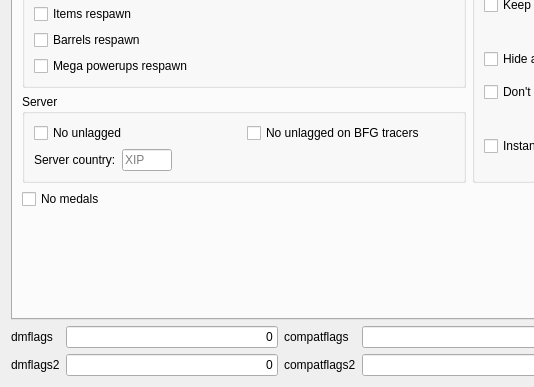
Above: src/plugins/zandronum/createserverdialogpages/flagspage.ui from DoomseekerTeam/Doomseeker before the change; both pictures show x 0 to 534 and y 181 to 568 of the 938 by 568 pixel window. Below: the same form after it.
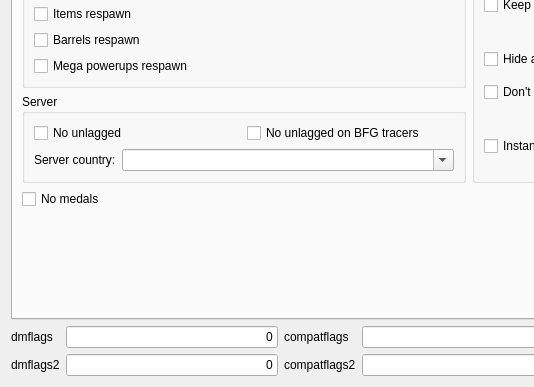
That is the form after the change. Custom widgets are drawn as their Qt base class.

Commit message:
Zandronum: country input now has auto-completion (#3938)
Use the "automatic" and "unknown" names for the special XIP and XUN values
as Zandronum supports them too and they're better readable.

What changed in the file:
```diff
--- a/src/plugins/zandronum/createserverdialogpages/flagspage.ui
+++ b/src/plugins/zandronum/createserverdialogpages/flagspage.ui
@@ -229,24 +229,15 @@
                   </widget>
                  </item>
                  <item row="0" column="1">
-                  <widget class="QLineEdit" name="leServerCountry">
-                   <property name="sizePolicy">
-                    <sizepolicy hsizetype="Minimum" vsizetype="Fixed">
-                     <horstretch>0</horstretch>
-                     <verstretch>0</verstretch>
-                    </sizepolicy>
-                   </property>
-                   <property name="maximumSize">
-                    <size>
-                     <width>50</width>
-                     <height>16777215</height>
-                    </size>
-                   </property>
+                  <widget class="QComboBox" name="cbServerCountry">
                    <property name="toolTip">
                     <string>&lt;html&gt;&lt;head/&gt;&lt;body&gt;&lt;p&gt;Zandronum 3.1 introduces the ability to server hosts to specify the country their server is located in via a new CVAR, &lt;span style=&quot; font-family:'monospace';&quot;&gt;sv_country&lt;/span&gt;. This was introduced to allow hosts to combat the inaccuracies of IP geolocation that launchers rely on. This value is specified to launchers via the new &lt;span style=&quot; font-family:'monospace';&quot;&gt;SQF2_COUNTRY&lt;/span&gt; field, which can have the following values: &lt;/p&gt;&lt;ul style=&quot;margin-top: 0px; margin-bottom: 0px; margin-left: 0px; margin-right: 0px; -qt-list-indent: 1;&quot;&gt;&lt;li style=&quot; margin-top:12px; margin-bottom:0px; margin-left:0px; margin-right:0px; -qt-block-indent:0; text-indent:0px;&quot;&gt;&lt;span style=&quot; font-weight:600;&quot;&gt;an ISO 3166-1 alpha-3 country code.&lt;/span&gt; Note that Zandronum doesn't validate whether the country code supplied in &lt;span style=&quot; font-family:'monospace';&quot;&gt;sv_country&lt;/span&gt; is a registered country code. If the launcher does not recognise the given code, then it should display the server's country as unknown.&lt;/li&gt;&lt;li style=&quot; margin-top:0px; margin-bottom:0px; margin-left:0px; margin-right:0px; -qt-block-indent:0; text-indent:0px;&quot;&gt;&lt;span style=&quot; font-weight:600;&quot;&gt;the value &lt;/span&gt;&lt;span style=&quot; font-family:'monospace'; font-weight:600;&quot;&gt;XIP&lt;/span&gt;, which suggests to the launcher that it should attempt IP geolocation to determine the server's country. The default value of &lt;span style=&quot; font-family:'monospace';&quot;&gt;sv_country&lt;/span&gt; will cause it to return this by default, to preserve existing behaviour and make it easier for casual hosts. If geolocation is unsupported, disabled, or fails, then the server's country should be displayed as unknown.&lt;/li&gt;&lt;li style=&quot; margin-top:0px; margin-bottom:12px; margin-left:0px; margin-right:0px; -qt-block-indent:0; text-indent:0px;&quot;&gt;&lt;span style=&quot; font-weight:600;&quot;&gt;the value &lt;/span&gt;&lt;span style=&quot; font-family:'monospace'; font-weight:600;&quot;&gt;XUN&lt;/span&gt;, in which case the launcher should display the server's country as unknown.&lt;/li&gt;&lt;/ul&gt;&lt;/body&gt;&lt;/html&gt;</string>
                    </property>
-                   <property name="placeholderText">
-                    <string>XIP</string>
+                   <property name="editable">
+                    <bool>true</bool>
+                   </property>
+                   <property name="maxVisibleItems">
+                    <number>20</number>
                    </property>
                   </widget>
                  </item>
```
Left out of the diff: 6 changed lines with no effect on the pictures. The commit also changes 5 other files.
